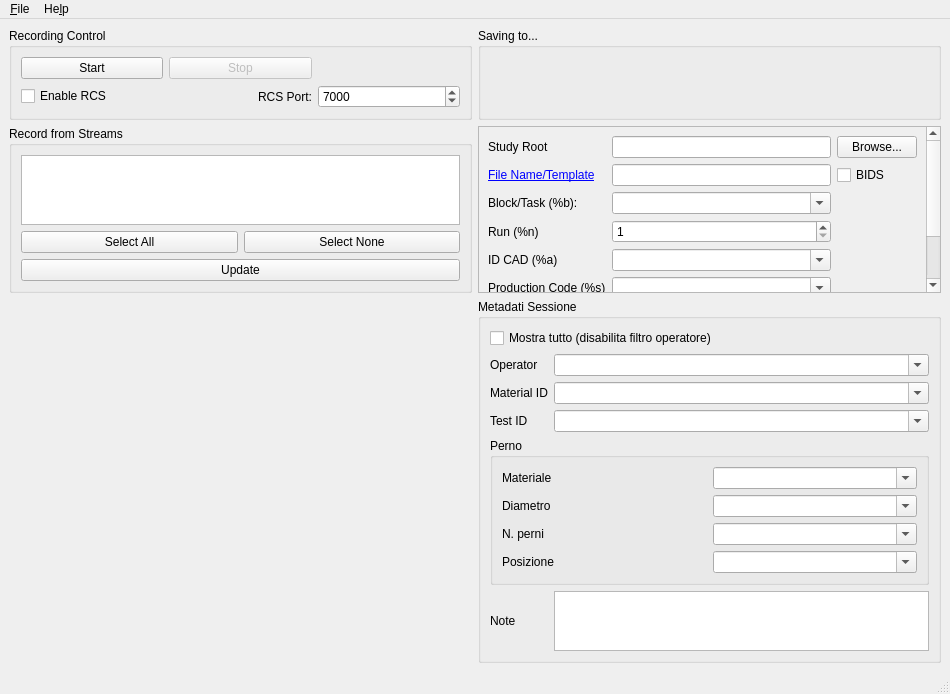
Above: src/mainwindow.ui from DavideAdaptronics/App-LabRecorder before the change. Below: the same form after it.
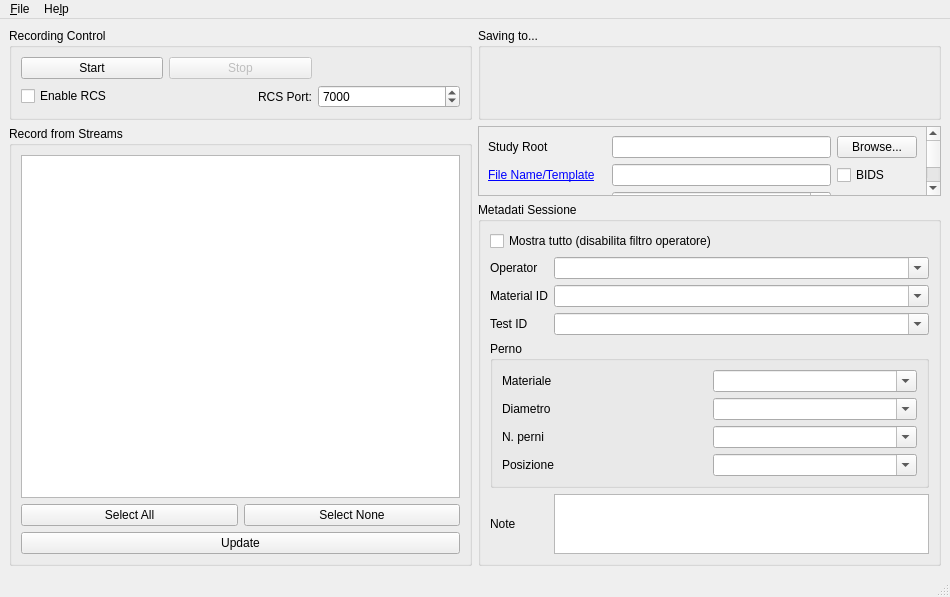
That is the form after the change.

Commit message: layout fix + updated readme

```diff
--- a/src/mainwindow.ui
+++ b/src/mainwindow.ui
@@ -77,7 +77,8 @@
       </layout>
      </widget>
     </item>
-    <item row="2" column="0">
+    <!-- [ADAPTRONICS] rowspan=2: streams si espande fino a coprire anche la riga dei metadati -->
+    <item row="2" column="0" rowspan="2">
      <widget class="QGroupBox" name="groupBox_streams">
       <property name="title">
        <string>Record from Streams</string>
```
The commit also changes 1 other file.
